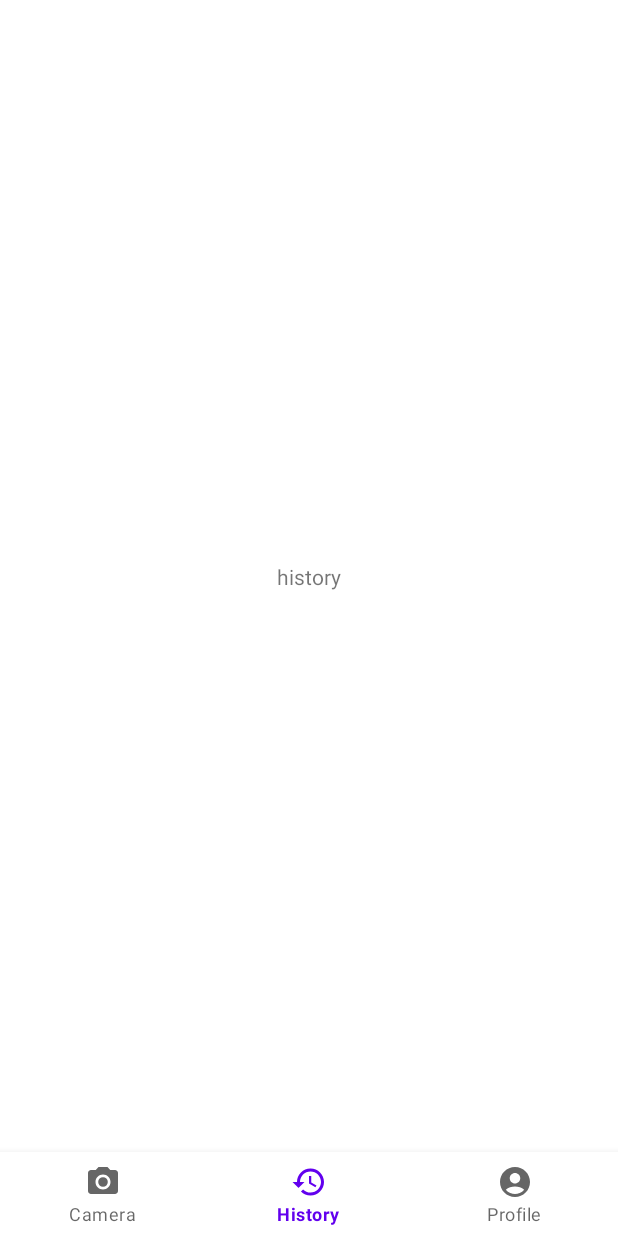
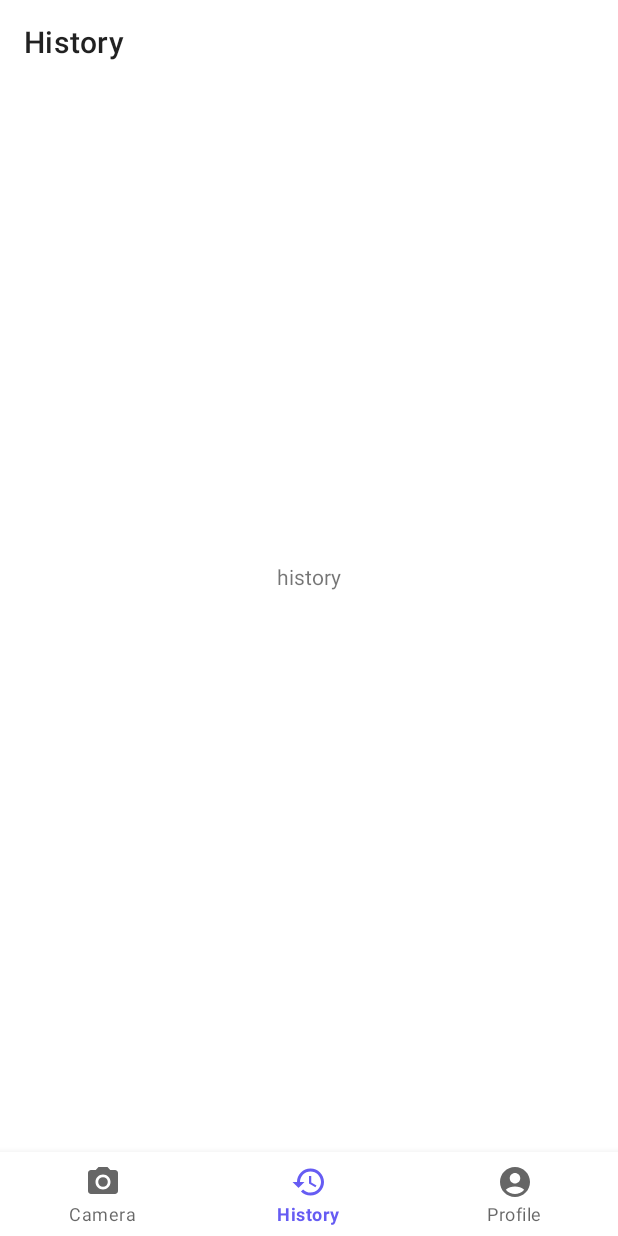
Before and after one commit to kttn54/Nutribite, an Android app: the HistoryFragment screen opened through its navigation route, on a phone screen of 412 x 824 dp. Run offline under Robolectric (Android 15) with nearby library versions, the phone set to English and light mode, and no system bars; our stand-ins replace navigation-ui.

```diff
--- a/app/src/main/java/com/example/sc_nutri/fragments/HistoryFragment.kt
+++ b/app/src/main/java/com/example/sc_nutri/fragments/HistoryFragment.kt
@@ -5,6 +5,9 @@ import androidx.fragment.app.Fragment
 import android.view.LayoutInflater
 import android.view.View
 import android.view.ViewGroup
+import androidx.appcompat.app.AppCompatActivity
+import androidx.core.content.ContextCompat
+import com.example.sc_nutri.R
 import com.example.sc_nutri.databinding.FragmentHistoryBinding
 
 class HistoryFragment: Fragment() {
@@ -22,7 +25,16 @@ class HistoryFragment: Fragment() {
     }
 
     override fun onViewCreated(view: View, savedInstanceState: Bundle?) {
+        setupToolbar()
+    }
 
+    private fun setupToolbar() {
+        val toolbar = binding.toolbarHistory
+        (requireActivity() as AppCompatActivity).setSupportActionBar(toolbar)
+        (requireActivity() as AppCompatActivity).supportActionBar?.apply {
+            title = "History"
+            setDisplayHomeAsUpEnabled(false)
+        }
     }
 
 }
--- a/app/src/main/res/layout/fragment_history.xml
+++ b/app/src/main/res/layout/fragment_history.xml
@@ -6,6 +6,14 @@
     android:layout_width="match_parent"
     android:layout_height="match_parent"
     tools:context=".fragments.HistoryFragment">
+
+    <androidx.appcompat.widget.Toolbar
+        android:id="@+id/toolbar_history"
+        app:layout_constraintTop_toTopOf="parent"
+        app:layout_constraintStart_toStartOf="parent"
+        app:layout_constraintEnd_toEndOf="parent"
+        android:layout_width="match_parent"
+        android:layout_height="?android:attr/actionBarSize" />
 
     <TextView
         android:layout_width="wrap_content"
--- a/app/src/main/res/navigation/nav_graph.xml
+++ b/app/src/main/res/navigation/nav_graph.xml
@@ -3,7 +3,7 @@
     xmlns:app="http://schemas.android.com/apk/res-auto"
     xmlns:tools="http://schemas.android.com/tools"
     android:id="@+id/nav_graph"
-    app:startDestination="@id/cameraFragment">
+    app:startDestination="@id/testCamera">
 
     <fragment
         android:id="@+id/cameraFragment"
@@ -20,4 +20,9 @@
         android:name="com.example.sc_nutri.fragments.ProfileFragment"
         android:label="fragment_profile"
         tools:layout="@layout/fragment_profile" />
+    <activity
+        android:id="@+id/testCamera"
+        android:name="com.example.sc_nutri.activities.TestCamera"
+        android:label="activity_test_camera"
+        tools:layout="@layout/activity_test_camera" />
 </navigation>
--- a/app/src/main/res/values/colors.xml
+++ b/app/src/main/res/values/colors.xml
@@ -1,10 +1,13 @@
 <?xml version="1.0" encoding="utf-8"?>
 <resources>
-    <color name="purple_200">#FFBB86FC</color>
-    <color name="purple_500">#FF6200EE</color>
-    <color name="purple_700">#FF3700B3</color>
+    <color name="purple_200">#665cf3</color>
+    <color name="purple_500">#665cf3</color>
+    <color name="purple_700">#665cf3</color>
     <color name="teal_200">#FF03DAC5</color>
     <color name="teal_700">#FF018786</color>
     <color name="black">#FF000000</color>
     <color name="white">#FFFFFFFF</color>
+
+
+    <color name="sc_main_colour">#665cf3</color>
 </resources>
--- /dev/null
+++ b/app/src/main/res/xml/file_paths.xml
@@ -0,0 +1,6 @@
+<?xml version="1.0" encoding="utf-8"?>
+<paths xmlns:android="http://schemas.android.com/apk/res/android">
+    <external-path
+        name="my_images"
+        path="Pictures" />
+</paths>
--- a/settings.gradle
+++ b/settings.gradle
@@ -3,7 +3,6 @@ pluginManagement {
         gradlePluginPortal()
         google()
         mavenCentral()
-        maven { url = uri("https://www.jitpack.io" ) }
     }
 }
 dependencyResolutionManagement {
@@ -11,7 +10,7 @@ dependencyResolutionManagement {
     repositories {
         google()
         mavenCentral()
-        maven { url = uri("https://www.jitpack.io" ) }
+        jcenter()
     }
 }
 rootProject.name = "sc-nutri"
```
Also changed, not shown: app/build.gradle (+6 -1 lines), app/src/main/AndroidManifest.xml (+8 -0 lines), app/src/main/java/com/example/sc_nutri/activities/Constants.kt (added, +11 -0 lines), app/src/main/java/com/example/sc_nutri/activities/TestCamera.kt (added, +158 -0 lines), app/src/main/java/com/example/sc_nutri/fragments/CameraFragment.kt (+11 -2 lines), app/src/main/java/com/example/sc_nutri/fragments/ProfileFragment.kt (+12 -0 lines), app/src/main/res/layout/activity_test_camera.xml (added, +30 -0 lines), app/src/main/res/layout/fragment_camera.xml (+6 -1 lines), app/src/main/res/layout/fragment_profile.xml (+8 -0 lines).
